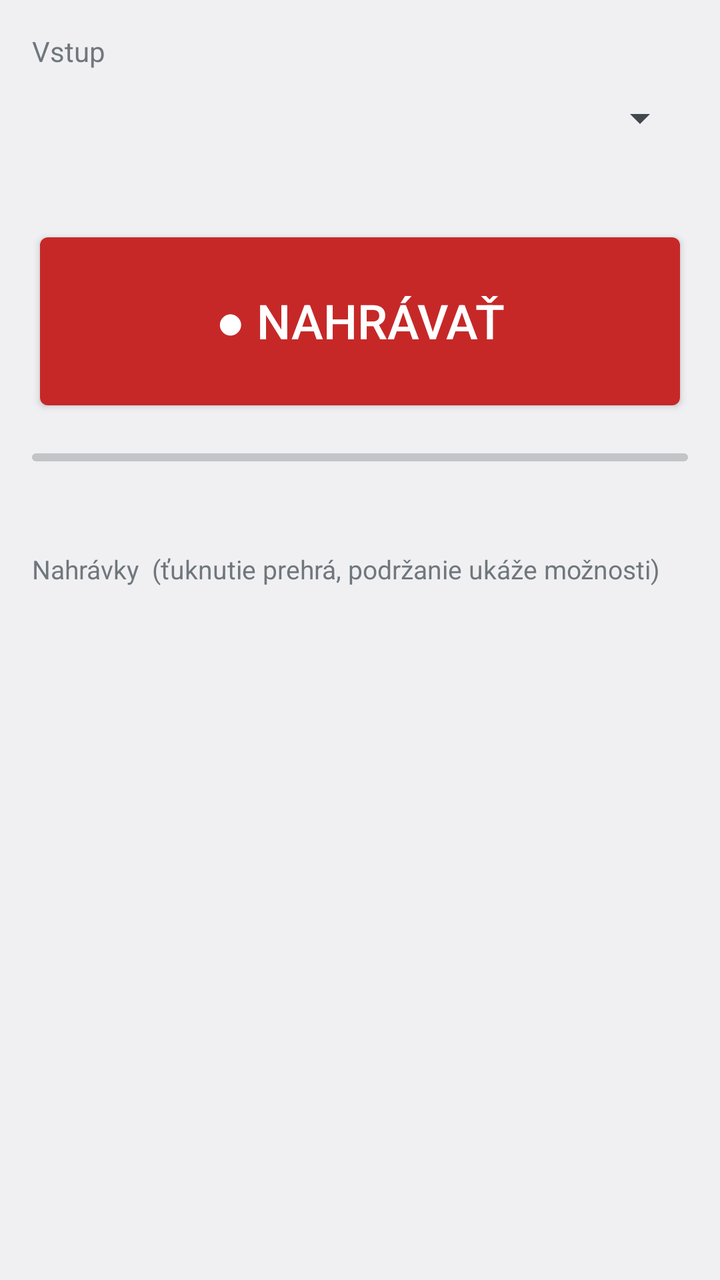
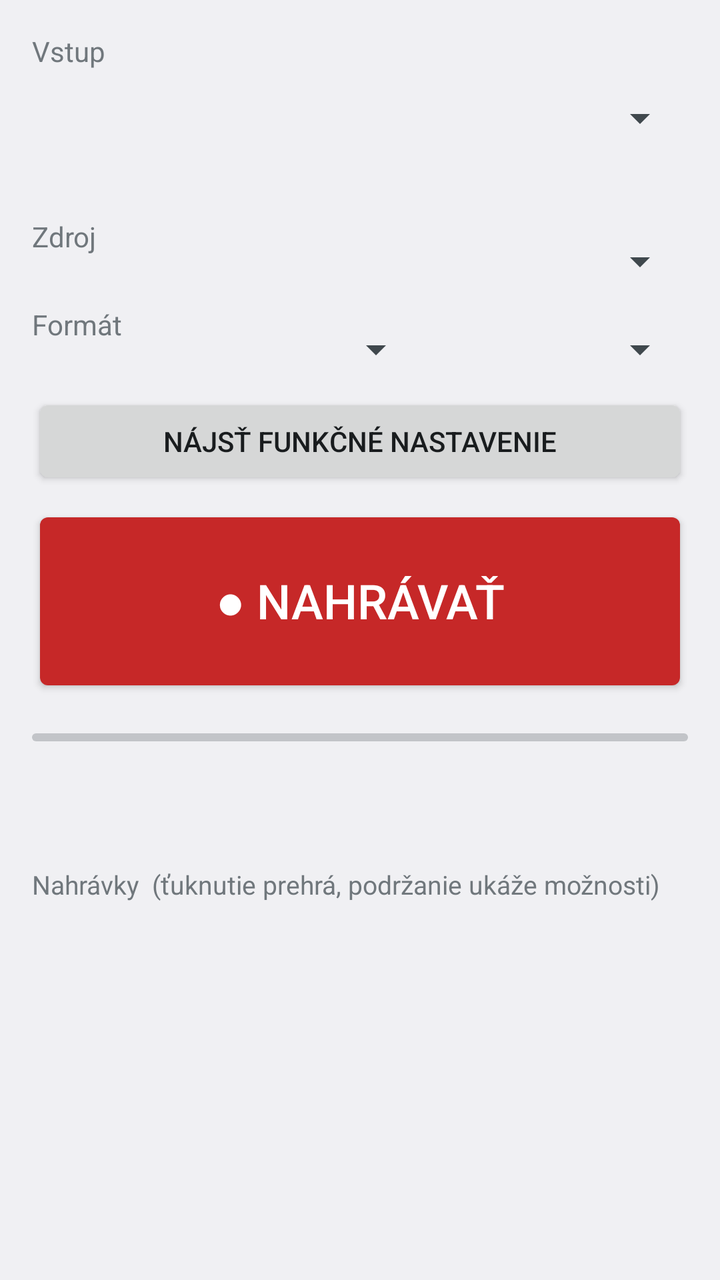

An Android layout rendered at two revisions. The XML below is the earlier revision; the diff shows what the commit changed to produce the second picture.
<!-- AndroidManifest.xml: application theme android:Theme.DeviceDefault.DayNight -->
<!-- res/layout/main.xml -->
<?xml version="1.0" encoding="utf-8"?>
<LinearLayout xmlns:android="http://schemas.android.com/apk/res/android"
    android:id="@+id/root"
    android:layout_width="match_parent"
    android:layout_height="match_parent"
    android:orientation="vertical"
    android:padding="16dp">

    <TextView
        android:layout_width="wrap_content"
        android:layout_height="wrap_content"
        android:text="Vstup" />

    <Spinner
        android:id="@+id/inputs"
        android:layout_width="match_parent"
        android:layout_height="wrap_content"
        android:minHeight="48dp" />

    <TextView
        android:id="@+id/info"
        android:layout_width="match_parent"
        android:layout_height="wrap_content"
        android:textSize="13sp"
        android:paddingBottom="12dp" />

    <Button
        android:id="@+id/rec"
        android:layout_width="match_parent"
        android:layout_height="96dp"
        android:backgroundTint="#C62828"
        android:textColor="#FFFFFF"
        android:textSize="24sp"
        android:text="● Nahrávať" />

    <ProgressBar
        android:id="@+id/level"
        style="@android:style/Widget.Material.ProgressBar.Horizontal"
        android:layout_width="match_parent"
        android:layout_height="24dp"
        android:layout_marginTop="8dp"
        android:max="100" />

    <TextView
        android:id="@+id/status"
        android:layout_width="match_parent"
        android:layout_height="wrap_content"
        android:paddingTop="4dp"
        android:paddingBottom="12dp" />

    <TextView
        android:layout_width="wrap_content"
        android:layout_height="wrap_content"
        android:text="Nahrávky  (ťuknutie prehrá, podržanie ukáže možnosti)"
        android:textSize="13sp" />

    <ListView
        android:id="@+id/list"
        android:layout_width="match_parent"
        android:layout_height="0dp"
        android:layout_weight="1" />
</LinearLayout>
<!-- resources referenced by this layout -->
<resources>

</resources>

<!-- the commit's change to res/layout/main.xml (unified diff, before → after) -->
@@ -22,7 +22,57 @@
         android:layout_width="match_parent"
         android:layout_height="wrap_content"
         android:textSize="13sp"
-        android:paddingBottom="12dp" />
+        android:paddingBottom="8dp" />
+
+    <LinearLayout
+        android:layout_width="match_parent"
+        android:layout_height="wrap_content"
+        android:orientation="horizontal">
+
+        <TextView
+            android:layout_width="64dp"
+            android:layout_height="wrap_content"
+            android:text="Zdroj" />
+
+        <Spinner
+            android:id="@+id/source"
+            android:layout_width="0dp"
+            android:layout_height="wrap_content"
+            android:layout_weight="1"
+            android:minHeight="44dp" />
+    </LinearLayout>
+
+    <LinearLayout
+        android:layout_width="match_parent"
+        android:layout_height="wrap_content"
+        android:orientation="horizontal">
+
+        <TextView
+            android:layout_width="64dp"
+            android:layout_height="wrap_content"
+            android:text="Formát" />
+
+        <Spinner
+            android:id="@+id/format"
+            android:layout_width="0dp"
+            android:layout_height="wrap_content"
+            android:layout_weight="1"
+            android:minHeight="44dp" />
+
+        <Spinner
+            android:id="@+id/channels"
+            android:layout_width="0dp"
+            android:layout_height="wrap_content"
+            android:layout_weight="1"
+            android:minHeight="44dp" />
+    </LinearLayout>
+
+    <Button
+        android:id="@+id/test"
+        android:layout_width="match_parent"
+        android:layout_height="wrap_content"
+        android:layout_marginBottom="8dp"
+        android:text="Nájsť funkčné nastavenie" />
 
     <Button
         android:id="@+id/rec"
@@ -40,6 +90,12 @@
         android:layout_height="24dp"
         android:layout_marginTop="8dp"
         android:max="100" />
+
+    <TextView
+        android:id="@+id/levelText"
+        android:layout_width="match_parent"
+        android:layout_height="wrap_content"
+        android:textSize="13sp" />
 
     <TextView
         android:id="@+id/status"
